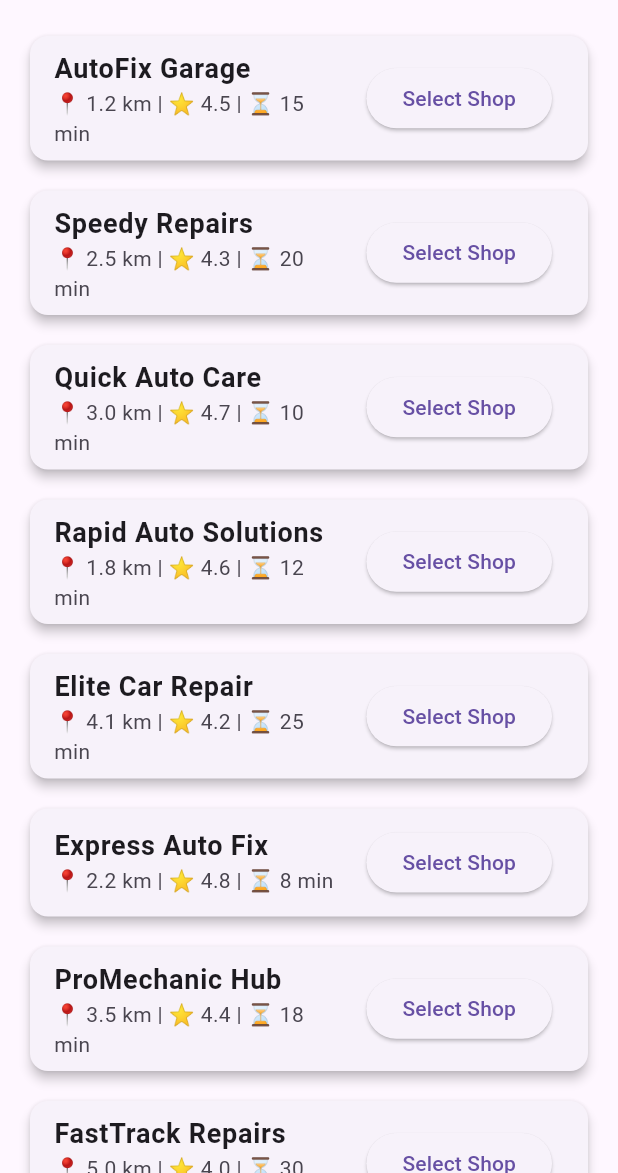
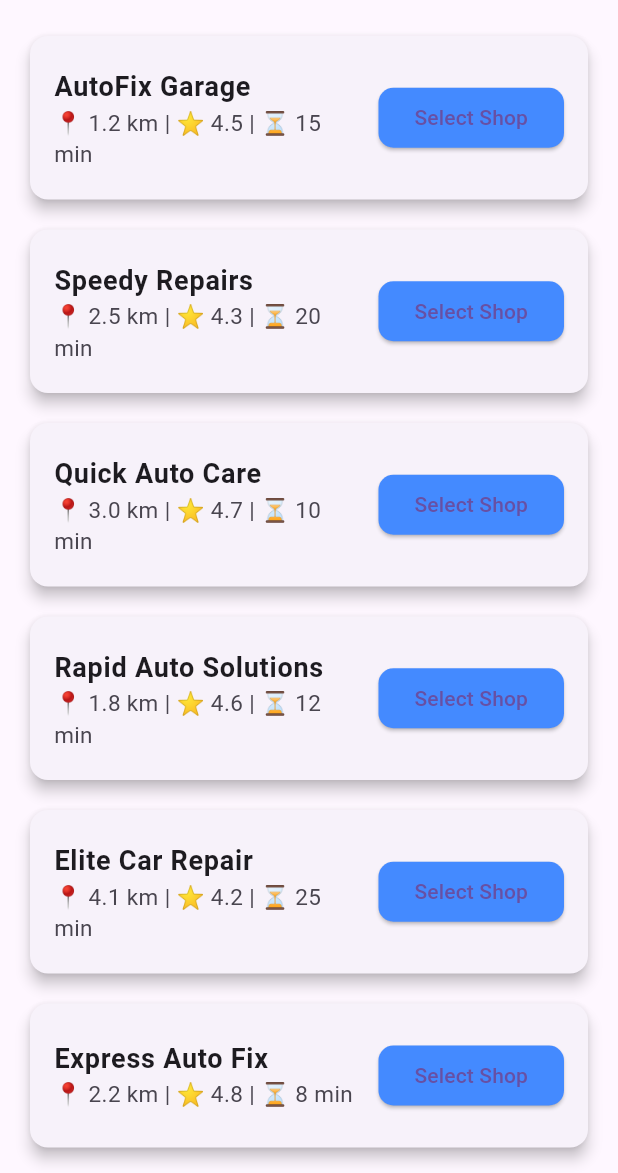
Before and after one commit to rajni2002491/vehicle-Repairing-App, a Flutter app: the RepairShopsScreen screen opened directly, on a phone screen of 412 x 824 dp, the part 63-1236 px from its top. Run offline on Flutter 3.47's test engine with Material 3 defaults, Android fonts, the phone set to English and light mode, and no system bars; our stand-ins replace google_maps_flutter.

Commit message:
Refactor RepairShopsScreen to filter shops based on selected shop name and enhance UI elements

```diff
--- a/lib/bokking_system.dart
+++ b/lib/bokking_system.dart
@@ -2,6 +2,9 @@ import 'package:flutter/material.dart';
 import 'user_form.dart';
 
 class RepairShopsScreen extends StatelessWidget {
+  final String? shopName; // ✅ Named parameter for navigation
+   RepairShopsScreen({super.key, this.shopName});
+
   final List<Map<String, dynamic>> shops = [
     {
       "name": "AutoFix Garage",
@@ -63,207 +66,59 @@ class RepairShopsScreen extends StatelessWidget {
       "rating": "4.1",
       "responseTime": "22 min"
     },
-    {
-      "name": "Mechanic Masters",
-      "distance": "1.5 km",
-      "rating": "4.6",
-      "responseTime": "14 min"
-    },
-    {
-      "name": "Turbo Tune-Up",
-      "distance": "2.9 km",
-      "rating": "4.7",
-      "responseTime": "9 min"
-    },
-    {
-      "name": "Precision Auto Care",
-      "distance": "3.6 km",
-      "rating": "4.3",
-      "responseTime": "19 min"
-    },
-    {
-      "name": "Speed Masters Garage",
-      "distance": "4.3 km",
-      "rating": "4.2",
-      "responseTime": "21 min"
-    },
-    {
-      "name": "DriveSafe Auto",
-      "distance": "1.7 km",
-      "rating": "4.5",
-      "responseTime": "11 min"
-    },
-    {
-      "name": "Expert Auto Solutions",
-      "distance": "2.4 km",
-      "rating": "4.8",
-      "responseTime": "6 min"
-    },
-    {
-      "name": "QuickFix Motors",
-      "distance": "3.2 km",
-      "rating": "4.4",
-      "responseTime": "16 min"
-    },
-    {
-      "name": "Ultimate Auto Repair",
-      "distance": "4.8 km",
-      "rating": "4.0",
-      "responseTime": "27 min"
-    },
-    {
-      "name": "Superior Auto Garage",
-      "distance": "2.1 km",
-      "rating": "4.9",
-      "responseTime": "5 min"
-    },
-    {
-      "name": "CarFix Pros",
-      "distance": "3.9 km",
-      "rating": "4.1",
-      "responseTime": "23 min"
-    },
-    {
-      "name": "Speedy Wrench",
-      "distance": "1.9 km",
-      "rating": "4.7",
-      "responseTime": "13 min"
-    },
-    {
-      "name": "AllStar Auto Services",
-      "distance": "2.7 km",
-      "rating": "4.6",
-      "responseTime": "12 min"
-    },
-    {
-      "name": "Reliable Roadside",
-      "distance": "3.3 km",
-      "rating": "4.3",
-      "responseTime": "17 min"
-    },
-    {
-      "name": "FastLane Auto",
-      "distance": "4.5 km",
-      "rating": "4.2",
-      "responseTime": "24 min"
-    },
-    {
-      "name": "AutoMasters Garage",
-      "distance": "1.6 km",
-      "rating": "4.8",
-      "responseTime": "7 min"
-    },
-    {
-      "name": "Pit Stop Repairs",
-      "distance": "2.8 km",
-      "rating": "4.9",
-      "responseTime": "5 min"
-    },
-    {
-      "name": "Eco Auto Care",
-      "distance": "3.7 km",
-      "rating": "4.0",
-      "responseTime": "28 min"
-    },
-    {
-      "name": "Urban Auto Works",
-      "distance": "5.2 km",
-      "rating": "4.1",
-      "responseTime": "26 min"
-    },
-    {
-      "name": "Prime Auto Solutions",
-      "distance": "1.3 km",
-      "rating": "4.5",
-      "responseTime": "10 min"
-    },
-    {
-      "name": "Mobile Mechanic Pros",
-      "distance": "2.6 km",
-      "rating": "4.7",
-      "responseTime": "9 min"
-    },
-    {
-      "name": "DriveRight Auto",
-      "distance": "3.4 km",
-      "rating": "4.3",
-      "responseTime": "15 min"
-    },
-    {
-      "name": "Auto Rescue Team",
-      "distance": "4.2 km",
-      "rating": "4.4",
-      "responseTime": "22 min"
-    },
-    {
-      "name": "Car Fixers Hub",
-      "distance": "1.4 km",
-      "rating": "4.6",
-      "responseTime": "12 min"
-    },
-    {
-      "name": "Power Auto Garage",
-      "distance": "2.3 km",
-      "rating": "4.8",
-      "responseTime": "8 min"
-    },
-    {
-      "name": "Performance Auto Care",
-      "distance": "3.1 km",
-      "rating": "4.5",
-      "responseTime": "14 min"
-    },
-    {
-      "name": "Trusted Auto Repair",
-      "distance": "4.6 km",
-      "rating": "4.0",
-      "responseTime": "29 min"
-    },
-    {
-      "name": "Speedy Solutions",
-      "distance": "1.1 km",
-      "rating": "4.9",
-      "responseTime": "6 min"
-    },
-    {
-      "name": "Roadside Mechanics",
-      "distance": "3.0 km",
-      "rating": "4.2",
-      "responseTime": "20 min"
-    },
-    {
-      "name": "QuickWrench Garage",
-      "distance": "5.0 km",
-      "rating": "4.1",
-      "responseTime": "25 min"
-    },
   ];
 
   @override
   Widget build(BuildContext context) {
+    // If user comes from map with a selected shop name
+    final filteredShops = shopName != null
+        ? shops.where((shop) => shop['name'] == shopName).toList()
+        : shops;
+
     return Scaffold(
-      appBar: AppBar(title: Text("Nearby Repair Shops")),
+      appBar: AppBar(
+        title: Text(shopName != null
+            ? "Selected Shop"
+            : "Nearby Repair Shops"),
+      ),
       body: ListView.builder(
-        itemCount: shops.length,
+        itemCount: filteredShops.length,
         itemBuilder: (context, index) {
+          final shop = filteredShops[index];
           return Card(
-            margin: EdgeInsets.symmetric(horizontal: 20, vertical: 10),
-            elevation: 3,
+            margin: const EdgeInsets.symmetric(horizontal: 20, vertical: 10),
+            elevation: 4,
+            shape: RoundedRectangleBorder(
+              borderRadius: BorderRadius.circular(12),
+            ),
             child: ListTile(
-              title: Text(shops[index]["name"],
-                  style: TextStyle(fontSize: 18, fontWeight: FontWeight.bold)),
+              contentPadding:
+                  const EdgeInsets.symmetric(horizontal: 16, vertical: 12),
+              title: Text(
+                shop["name"],
+                style: const TextStyle(
+                    fontSize: 18, fontWeight: FontWeight.bold),
+              ),
               subtitle: Text(
-                  "📍 ${shops[index]["distance"]} | ⭐ ${shops[index]["rating"]} | ⏳ ${shops[index]["responseTime"]}"),
+                "📍 ${shop["distance"]} | ⭐ ${shop["rating"]} | ⏳ ${shop["responseTime"]}",
+                style: const TextStyle(fontSize: 15),
+              ),
               trailing: ElevatedButton(
+                style: ElevatedButton.styleFrom(
+                  backgroundColor: Colors.blueAccent,
+                  shape: RoundedRectangleBorder(
+                    borderRadius: BorderRadius.circular(10),
+                  ),
+                ),
                 onPressed: () {
-                  // Proceed to booking form
                   Navigator.push(
                     context,
                     MaterialPageRoute(
-                        builder: (context) => ServiceRequestScreen()),
+                      builder: (context) => ServiceRequestScreen(),
+                    ),
                   );
                 },
-                child: Text("Select Shop"),
+                child: const Text("Select Shop"),
               ),
             ),
           );
```
Also changed, not shown: lib/login_screen.dart (+0 -7 lines), lib/map_screen.dart (+76 -90 lines), lib/vehicle_screen.dart (+2 -9 lines).
